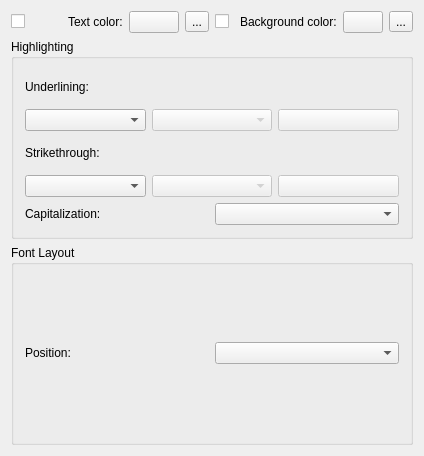
The window that plugins/textshape/dialogs/CharacterHighlighting.ui (KDE/krita) describes before a commit, drawn with Qt 5.
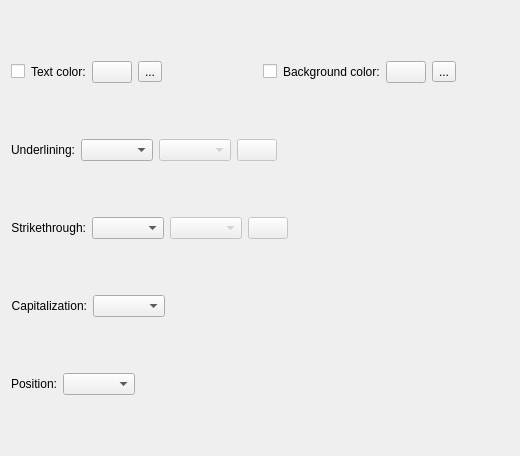
The same window after the commit. Custom widgets are drawn as their Qt base class.

Commit message: Cleanup the layout of the font tab

The edit to the form file:
```diff
--- a/plugins/textshape/dialogs/CharacterHighlighting.ui
+++ b/plugins/textshape/dialogs/CharacterHighlighting.ui
@@ -6,12 +6,12 @@
    <rect>
     <x>0</x>
     <y>0</y>
-    <width>424</width>
+    <width>520</width>
     <height>456</height>
    </rect>
   </property>
   <layout class="QGridLayout" name="gridLayout_2">
-   <item row="0" column="0">
+   <item row="1" column="0">
     <layout class="QHBoxLayout" name="horizontalLayout_7">
      <item>
       <layout class="QHBoxLayout" name="horizontalLayout_5">
@@ -41,6 +41,19 @@
          </property>
         </widget>
        </item>
+       <item>
+        <spacer name="horizontalSpacer_5">
+         <property name="orientation">
+          <enum>Qt::Horizontal</enum>
+         </property>
+         <property name="sizeHint" stdset="0">
+          <size>
+           <width>40</width>
+           <height>20</height>
+          </size>
+         </property>
+        </spacer>
+       </item>
       </layout>
      </item>
      <item>
@@ -75,6 +88,19 @@
          </property>
         </widget>
        </item>
+       <item>
+        <spacer name="horizontalSpacer_6">
+         <property name="orientation">
+          <enum>Qt::Horizontal</enum>
+         </property>
+         <property name="sizeHint" stdset="0">
+          <size>
+           <width>40</width>
+           <height>20</height>
+          </size>
+         </property>
+        </spacer>
+       </item>
       </layout>
      </item>
     </layout>
@@ -82,13 +108,9 @@
    <item row="1" column="0">
     <layout class="QGridLayout" name="fontLayout"/>
    </item>
-   <item row="2" column="0">
-    <widget class="QGroupBox" name="hilightGroupBox">
-     <property name="title">
-      <string>Highlighting</string>
-     </property>
-     <layout class="QGridLayout" name="gridLayout">
-      <item row="0" column="0">
+   <item row="3" column="0">
+    <layout class="QHBoxLayout" name="horizontalLayout">
+     <item>
        <widget class="QLabel" name="textLabel1">
         <property name="enabled">
          <bool>true</bool>
@@ -96,6 +118,9 @@
         <property name="text">
          <string>Underlining:</string>
         </property>
+       <property name="alignment">
+        <set>Qt::AlignRight|Qt::AlignTrailing|Qt::AlignVCenter</set>
+       </property>
         <property name="wordWrap">
          <bool>false</bool>
         </property>
@@ -104,8 +129,6 @@
         </property>
        </widget>
       </item>
-      <item row="1" column="0">
-       <layout class="QHBoxLayout" name="horizontalLayout">
         <item>
          <widget class="KComboBox" name="underlineStyle"/>
         </item>
@@ -123,17 +146,33 @@
           </property>
          </widget>
         </item>
-       </layout>
-      </item>
-      <item row="2" column="0">
+     <item>
+      <spacer name="horizontalSpacer_2">
+       <property name="orientation">
+        <enum>Qt::Horizontal</enum>
+       </property>
+       <property name="sizeHint" stdset="0">
+        <size>
+         <width>40</width>
+         <height>20</height>
+        </size>
+       </property>
+      </spacer>
+     </item>
+    </layout>
+   </item>
+   <item row="5" column="0">
+    <layout class="QHBoxLayout" name="horizontalLayout_2">
+     <item>
        <widget class="QLabel" name="textLabel2">
         <property name="text">
          <string>Strikethrough:</string>
         </property>
-       </widget>
-      </item>
-      <item row="3" column="0">
-       <layout class="QHBoxLayout" name="horizontalLayout_2">
+       <property name="alignment">
+        <set>Qt::AlignRight|Qt::AlignTrailing|Qt::AlignVCenter</set>
+       </property>
+      </widget>
+     </item>
         <item>
          <widget class="QComboBox" name="strikethroughStyle"/>
         </item>
@@ -151,47 +190,80 @@
           </property>
          </widget>
         </item>
-       </layout>
-      </item>
-      <item row="4" column="0">
+     <item>
+      <spacer name="horizontalSpacer">
+       <property name="orientation">
+        <enum>Qt::Horizontal</enum>
+       </property>
+       <property name="sizeHint" stdset="0">
+        <size>
+         <width>40</width>
+         <height>20</height>
+        </size>
+       </property>
+      </spacer>
+     </item>
+    </layout>
+   </item>
+   <item row="6" column="0">
        <layout class="QHBoxLayout" name="horizontalLayout_4">
         <item>
          <widget class="QLabel" name="label_6">
           <property name="text">
            <string>Capitalization:</string>
           </property>
+       <property name="alignment">
+        <set>Qt::AlignRight|Qt::AlignTrailing|Qt::AlignVCenter</set>
+       </property>
          </widget>
         </item>
         <item>
          <widget class="QComboBox" name="capitalizationList"/>
         </item>
-       </layout>
-      </item>
-     </layout>
-    </widget>
+     <item>
+      <spacer name="horizontalSpacer_3">
+       <property name="orientation">
+        <enum>Qt::Horizontal</enum>
+       </property>
+       <property name="sizeHint" stdset="0">
+        <size>
+         <width>40</width>
+         <height>20</height>
+        </size>
+       </property>
+      </spacer>
+     </item>
+    </layout>
    </item>
-   <item row="3" column="0">
-    <widget class="QGroupBox" name="positionGroup">
-     <property name="title">
-      <string>Font Layout</string>
-     </property>
-     <layout class="QGridLayout" name="gridLayout_3">
-      <item row="0" column="0">
+   <item row="7" column="0">
        <layout class="QHBoxLayout" name="horizontalLayout_3">
         <item>
          <widget class="QLabel" name="label">
           <property name="text">
            <string>Position:</string>
           </property>
+       <property name="alignment">
+        <set>Qt::AlignRight|Qt::AlignTrailing|Qt::AlignVCenter</set>
+       </property>
          </widget>
         </item>
         <item>
          <widget class="QComboBox" name="positionList"/>
         </item>
-       </layout>
-      </item>
-     </layout>
-    </widget>
+     <item>
+      <spacer name="horizontalSpacer_4">
+       <property name="orientation">
+        <enum>Qt::Horizontal</enum>
+       </property>
+       <property name="sizeHint" stdset="0">
+        <size>
+         <width>40</width>
+         <height>20</height>
+        </size>
+       </property>
+      </spacer>
+     </item>
+    </layout>
    </item>
   </layout>
  </widget>
```
Left out of the diff: 2 changed lines with no effect on the pictures. Lines whose indentation alone changed are shown as unchanged. The commit also changes 1 other file.
